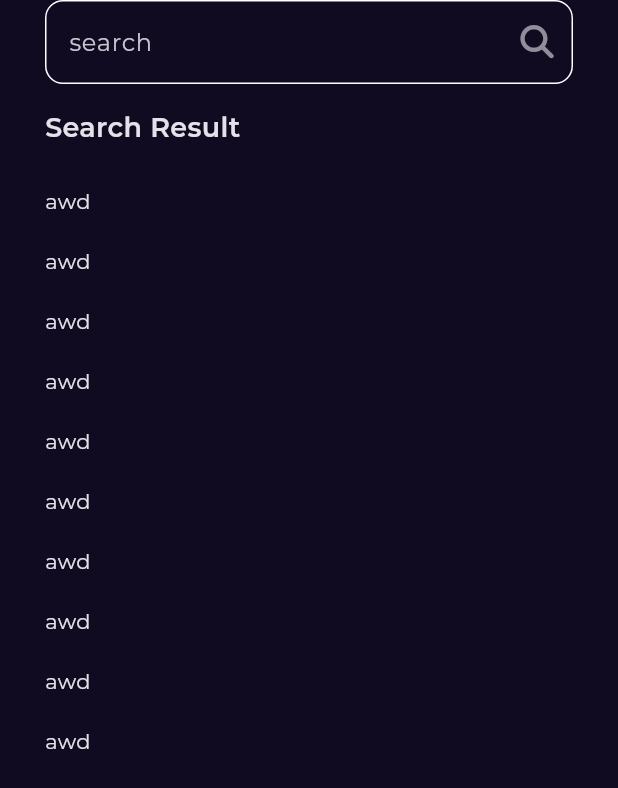
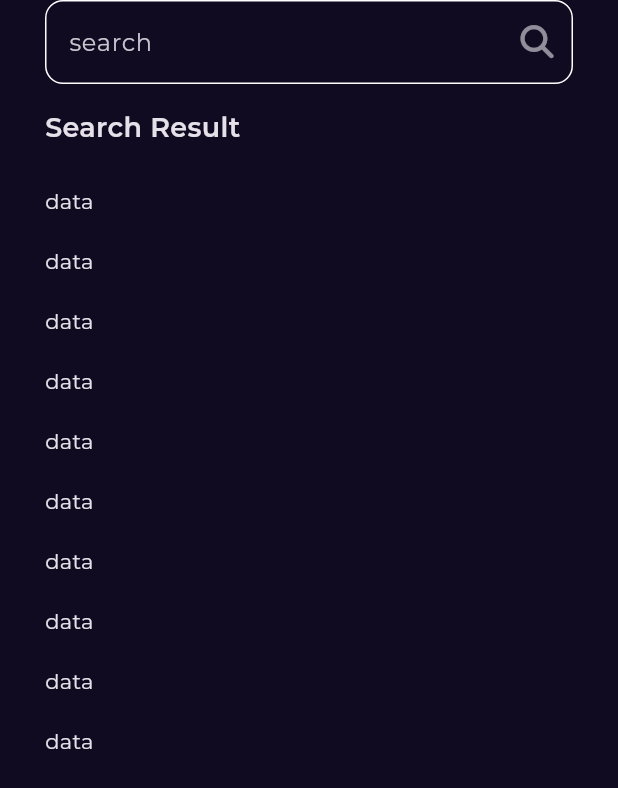
Before and after one commit to khaledelnaghy/bookly, a Flutter app: the SearchView screen opened by its route, on a phone screen of 412 x 824 dp. Shown: the top 788 px of the screen. Run offline on Flutter 3.47's test engine with Material 3 defaults, Android fonts, the phone set to English and light mode, and no system bars; our stand-ins replace cached_network_image, dartz, dio, equatable, flutter_bloc, font_awesome_flutter and 3 more; network calls fail.

Commit message:
refactor name search

```diff
--- a/lib/features/home/presentation/views/widgets/book_action.dart
+++ b/lib/features/home/presentation/views/widgets/book_action.dart
@@ -2,7 +2,6 @@ import 'package:bookly/core/utils/functions/launch_url.dart';
 import 'package:bookly/core/widgets/custom_button.dart';
 import 'package:bookly/features/home/data/models/book_model/book_model.dart';
 import 'package:flutter/material.dart';
-import 'package:url_launcher/url_launcher.dart';
 
 class BookActions extends StatelessWidget {
   const BookActions({super.key, required this.bookModel});
--- a/lib/features/search/presentation/views/widgets/search_result_list_view.dart
+++ b/lib/features/search/presentation/views/widgets/search_result_list_view.dart
@@ -1,5 +1,4 @@
-import 'package:bookly/features/home/presentation/views/widgets/best_seller_list_view_item.dart';
-import 'package:flutter/material.dart';
+ import 'package:flutter/material.dart';
 
 class SearchResultListView extends StatelessWidget {
   const SearchResultListView({super.key});
@@ -11,7 +10,7 @@ class SearchResultListView extends StatelessWidget {
       itemBuilder: (ctx, index) {
         return Padding(
           padding: const EdgeInsets.symmetric(vertical: 10),
-          child: Text("awd"),
+          child: Text("data"),
           // BookListViewItem(),
         );
       },
```
